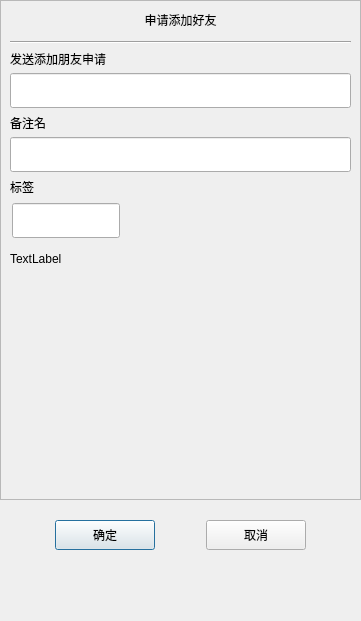
Above: CppChat/dialogs/applyfriend.ui from Algebraaaa/CppChat before the change. Below: the same form after it.
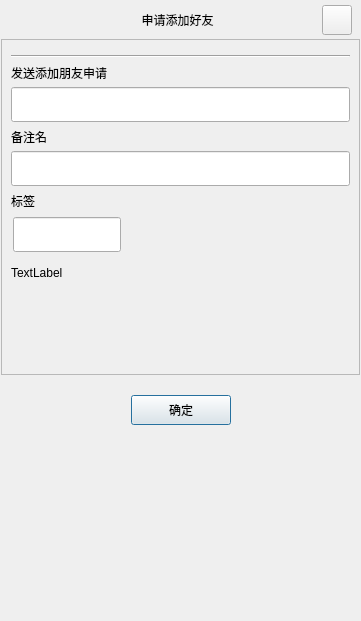
That is the form after the change. Icons and pictures are not drawn. Custom widgets are drawn as their Qt base class.

```diff
--- a/CppChat/dialogs/applyfriend.ui
+++ b/CppChat/dialogs/applyfriend.ui
@@ -23,30 +23,145 @@
    </size>
   </property>
   <property name="windowTitle">
-   <string>Dialog</string>
+   <string>申请添加好友</string>
+  </property>
+  <layout class="QVBoxLayout" name="window_layout">
+   <property name="spacing">
+    <number>0</number>
+   </property>
+   <property name="leftMargin">
+    <number>0</number>
+   </property>
+   <property name="topMargin">
+    <number>0</number>
+   </property>
+   <property name="rightMargin">
+    <number>0</number>
+   </property>
+   <property name="bottomMargin">
+    <number>0</number>
+   </property>
+   <item>
+    <widget class="QFrame" name="dialog_frame">
+     <property name="frameShape">
+      <enum>QFrame::NoFrame</enum>
   </property>
   <layout class="QVBoxLayout" name="verticalLayout">
    <property name="spacing">
     <number>0</number>
    </property>
    <property name="leftMargin">
-    <number>0</number>
+       <number>1</number>
    </property>
    <property name="topMargin">
-    <number>0</number>
+       <number>1</number>
    </property>
    <property name="rightMargin">
+       <number>1</number>
+      </property>
+      <property name="bottomMargin">
+       <number>1</number>
+      </property>
+      <item>
+       <widget class="DialogTitleBar" name="dialog_title_bar" native="true">
+        <property name="minimumSize">
+         <size>
+          <width>0</width>
+          <height>38</height>
+         </size>
+        </property>
+        <property name="maximumSize">
+         <size>
+          <width>16777215</width>
+          <height>38</height>
+         </size>
+        </property>
+        <layout class="QHBoxLayout" name="header_layout">
+         <property name="leftMargin">
+          <number>8</number>
+         </property>
+         <property name="topMargin">
     <number>0</number>
    </property>
+         <property name="rightMargin">
+          <number>8</number>
+         </property>
    <property name="bottomMargin">
     <number>0</number>
    </property>
+         <item>
+          <spacer name="title_spacer">
+           <property name="orientation">
+            <enum>Qt::Horizontal</enum>
+           </property>
+           <property name="sizeType">
+            <enum>QSizePolicy::Fixed</enum>
+           </property>
+           <property name="sizeHint" stdset="0">
+            <size>
+             <width>30</width>
+             <height>20</height>
+            </size>
+           </property>
+          </spacer>
+         </item>
+         <item>
+          <widget class="QLabel" name="apply_lb">
+           <property name="text">
+            <string>申请添加好友</string>
+           </property>
+           <property name="alignment">
+            <set>Qt::AlignCenter</set>
+           </property>
+          </widget>
+         </item>
+         <item>
+          <widget class="QPushButton" name="close_btn">
+           <property name="minimumSize">
+            <size>
+             <width>30</width>
+             <height>30</height>
+            </size>
+           </property>
+           <property name="maximumSize">
+            <size>
+             <width>30</width>
+             <height>30</height>
+            </size>
+           </property>
+           <property name="toolTip">
+            <string>关闭</string>
+           </property>
+           <property name="accessibleName">
+            <string>关闭</string>
+           </property>
+           <property name="text">
+            <string/>
+           </property>
+           <property name="icon">
+            <iconset resource="../rc.qrc">
+             <normaloff>:/icons/action-close.svg</normaloff>:/icons/action-close.svg</iconset>
+           </property>
+           <property name="iconSize">
+            <size>
+             <width>18</width>
+             <height>18</height>
+            </size>
+           </property>
+           <property name="autoDefault">
+            <bool>false</bool>
+           </property>
+          </widget>
+         </item>
+        </layout>
+       </widget>
+      </item>
    <item>
     <widget class="QScrollArea" name="scrollArea">
      <property name="minimumSize">
       <size>
        <width>0</width>
-       <height>500</height>
+          <height>0</height>
       </size>
      </property>
      <property name="widgetResizable">
@@ -57,8 +172,8 @@
        <rect>
         <x>0</x>
         <y>0</y>
-        <width>359</width>
-        <height>498</height>
+           <width>357</width>
+           <height>262</height>
        </rect>
       </property>
       <layout class="QVBoxLayout" name="verticalLayout_2">
@@ -74,28 +189,6 @@
        <property name="rightMargin">
         <number>0</number>
        </property>
-       <item>
-        <widget class="QLabel" name="apply_lb">
-         <property name="minimumSize">
-          <size>
-           <width>0</width>
-           <height>25</height>
-          </size>
-         </property>
-         <property name="maximumSize">
-          <size>
-           <width>16777215</width>
-           <height>25</height>
-          </size>
-         </property>
-         <property name="text">
-          <string>申请添加好友</string>
-         </property>
-         <property name="alignment">
-          <set>Qt::AlignCenter</set>
-         </property>
-        </widget>
-       </item>
        <item>
         <widget class="QWidget" name="apply_wid" native="true">
          <layout class="QVBoxLayout" name="verticalLayout_3">
@@ -316,13 +409,13 @@
                  <widget class="QWidget" name="lb_list" native="true">
                   <property name="minimumSize">
                    <size>
-                    <width>287</width>
+                      <width>0</width>
                     <height>50</height>
                    </size>
                   </property>
                   <property name="maximumSize">
                    <size>
-                    <width>287</width>
+                      <width>16777215</width>
                     <height>16777215</height>
                    </size>
                   </property>
@@ -464,38 +557,6 @@
         </property>
        </widget>
       </item>
-      <item>
-       <spacer name="horizontalSpacer">
-        <property name="orientation">
-         <enum>Qt::Horizontal</enum>
-        </property>
-        <property name="sizeHint" stdset="0">
-         <size>
-          <width>40</width>
-          <height>20</height>
-         </size>
-        </property>
-       </spacer>
-      </item>
-      <item>
-       <widget class="ClickedBtn" name="cancel_btn">
-        <property name="minimumSize">
-         <size>
-          <width>100</width>
-          <height>30</height>
-         </size>
-        </property>
-        <property name="maximumSize">
-         <size>
-          <width>100</width>
-          <height>30</height>
-         </size>
-        </property>
-        <property name="text">
-         <string>取消</string>
-        </property>
-       </widget>
-      </item>
       <item>
        <spacer name="horizontalSpacer_3">
         <property name="orientation">
@@ -527,6 +588,9 @@
    </item>
   </layout>
  </widget>
+   </item>
+  </layout>
+ </widget>
  <customwidgets>
   <customwidget>
    <class>ClickedBtn</class>
@@ -543,6 +607,12 @@
    <extends>QLabel</extends>
    <header location="global">widgets/clickedoncelabel.h</header>
   </customwidget>
+  <customwidget>
+   <class>DialogTitleBar</class>
+   <extends>QWidget</extends>
+   <header location="global">widgets/dialogtitlebar.h</header>
+   <container>1</container>
+  </customwidget>
  </customwidgets>
  <resources/>
  <connections/>
```
Left out of the diff: 4 changed lines with no effect on the pictures. Lines whose indentation alone changed are shown as unchanged.
